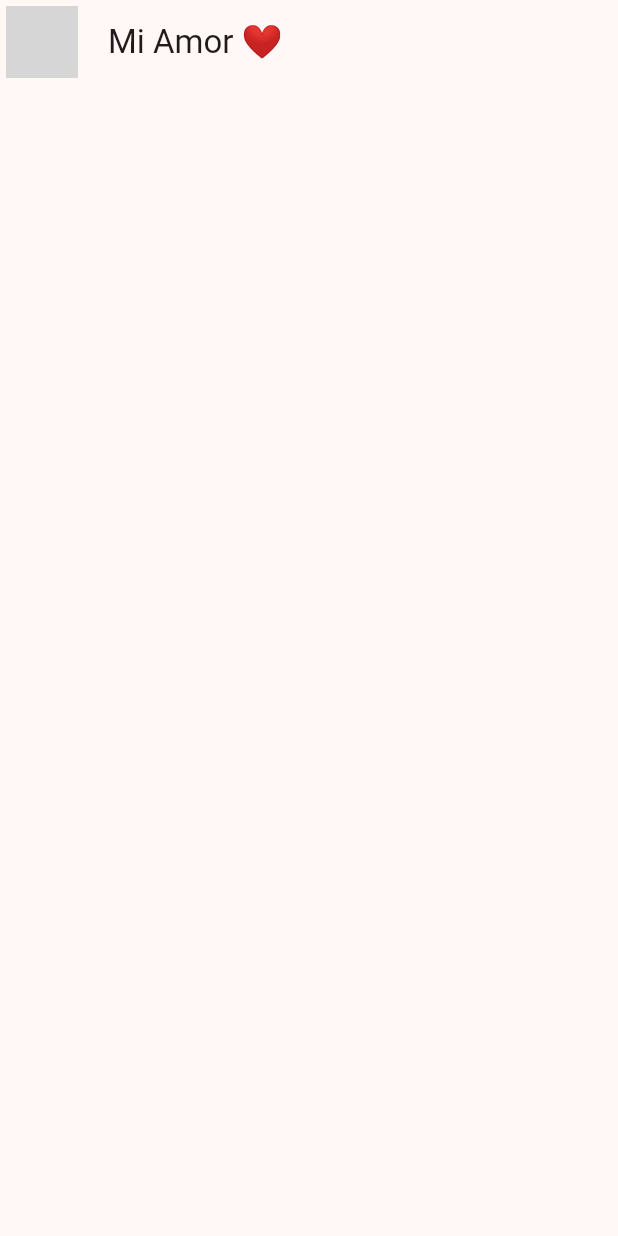
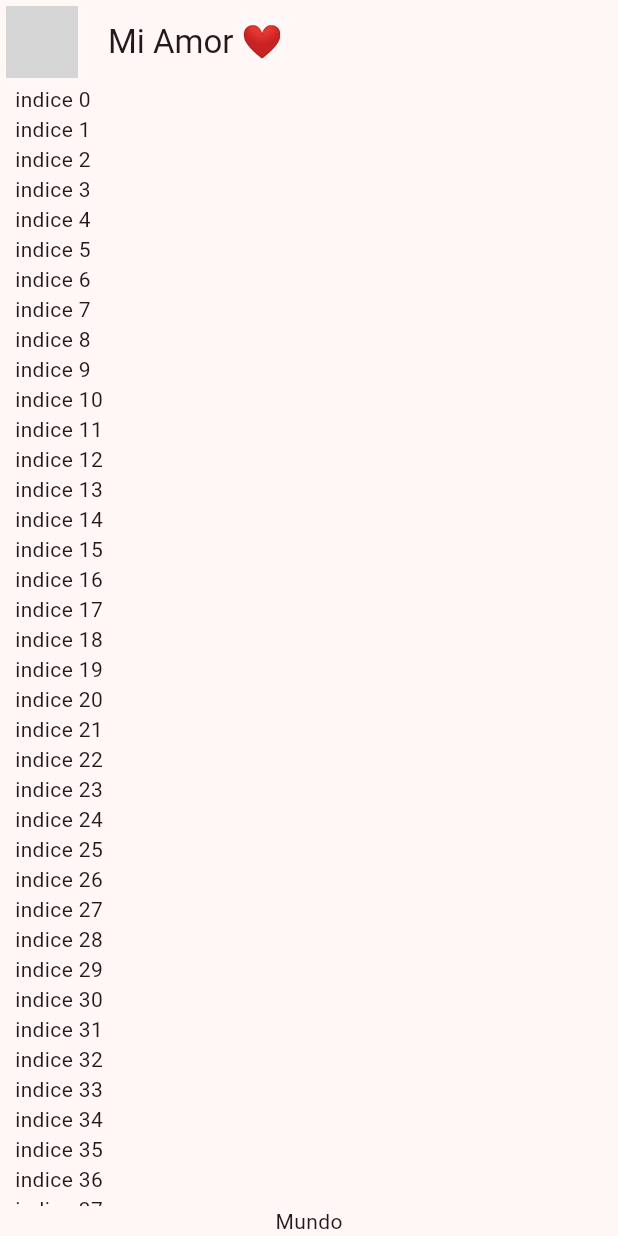
Before and after one commit to Apliarte/ye_no_app, a Flutter app: the screen it shows after launch, on a phone screen of 412 x 824 dp. Run offline on Flutter 3.47's test engine with Material 2 defaults, Android fonts, the phone set to English and light mode, and no system bars; network calls fail; grey boxes are pictures that could not be loaded.

Commit message:
list view

```diff
--- a/lib/presentation/chat/chat_screen.dart
+++ b/lib/presentation/chat/chat_screen.dart
@@ -17,6 +17,29 @@
         title: const Text('Mi Amor ❤'),
         centerTitle: false,
       ),
+      body: _ChatView(),
     );
   }
 }
+
+class _ChatView extends StatelessWidget {
+  @override
+  Widget build(BuildContext context) {
+    return SafeArea(
+      child: Padding(
+        padding: const EdgeInsets.symmetric(horizontal: 10),
+        child: Column(
+          children: [
+            Expanded(child: ListView.builder(
+              itemCount: 100,
+              itemBuilder: (context, index) {
+                return Text('indice $index');
+              },
+            )),
+            Text('Mundo')
+          ],
+        ),
+      ),
+    );
+  }
+}
```
